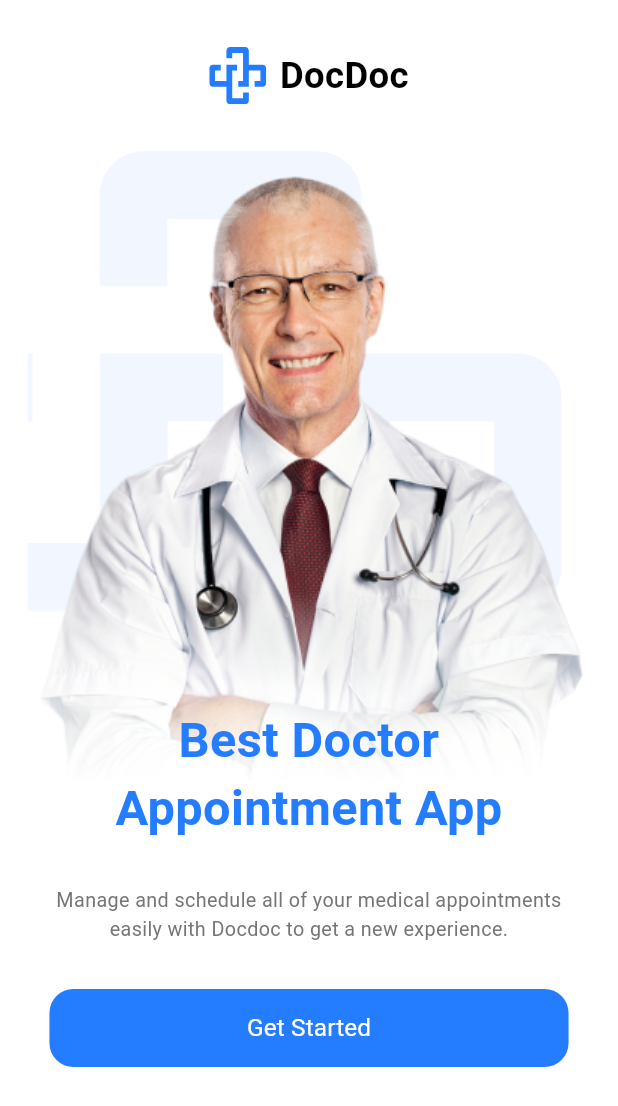
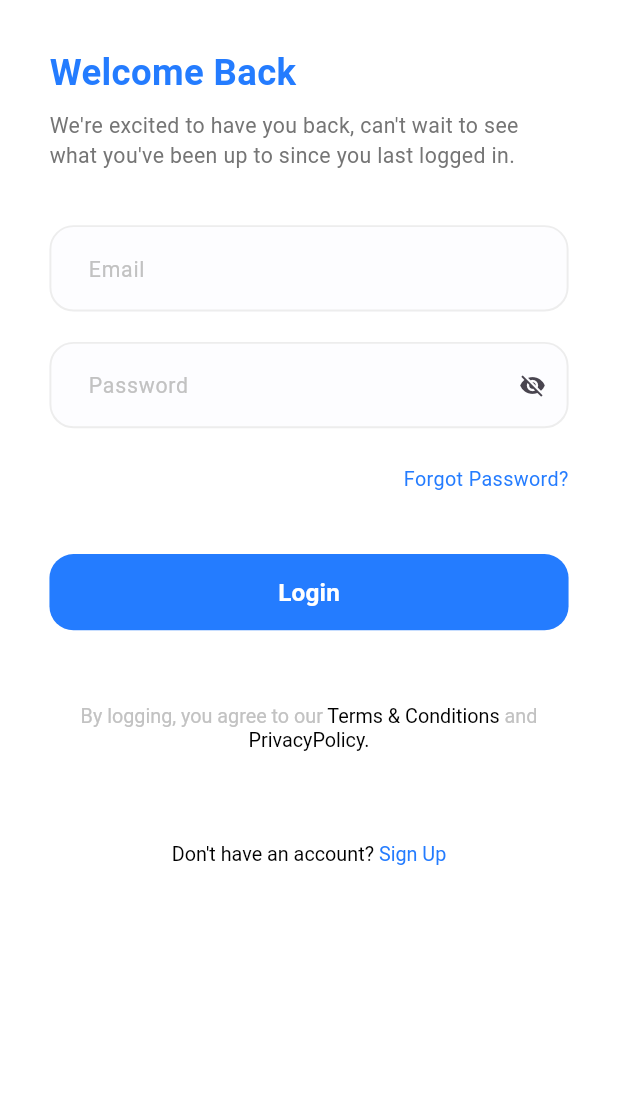
Before and after one commit to MohammedHamza5/your_doctor, a Flutter app: the screen it shows after launch, on a phone screen of 412 x 824 dp. Shown: the top 1106 px of the screen. Run offline on Flutter 3.47's test engine with Material 3 defaults, Android fonts, the phone set to English and light mode, and no system bars; our stand-ins replace flutter_screenutil, flutter_svg.

Commit message:
- added some color & textStyles - added fontWightGeneralClass - finished LoginScreen Design

```diff
--- /dev/null
+++ b/lib/core/helpers/font_weight_helper/font_weight_helper.dart
@@ -0,0 +1,11 @@
+import 'package:flutter/material.dart';
+
+class FontWeightHelper {
+  static const FontWeight light = FontWeight.w300; // "light"
+  static const FontWeight normal = FontWeight.w400; // "normal"
+  static const FontWeight medium = FontWeight.w500; // "medium"
+  static const FontWeight semiBold = FontWeight.w600; // "semiBold"
+  static const FontWeight bold = FontWeight.w700; // "bold"
+  static const FontWeight extraBold = FontWeight.w800; // "extraBold"
+  static const FontWeight black = FontWeight.w900; // "black"
+}
--- a/lib/core/theming/colors.dart
+++ b/lib/core/theming/colors.dart
@@ -3,5 +3,8 @@ import 'package:flutter/material.dart';
 class ColorsApp {
   static const Color mainBlue = Color(0xFF247CFF);
   static const Color gray = Color(0xFF757575);
-
+  static const Color lighterGray = Color(0xFFEDEDED);
+  static const Color lightGray = Color(0xFFC2C2C2);
+  static const Color darkBlue = Color(0xFF242424);
+  static const Color morelighteGray = Color(0xFFFDFDFF);
 }
--- a/lib/core/theming/styles.dart
+++ b/lib/core/theming/styles.dart
@@ -1,28 +1,77 @@
 import 'package:flutter/material.dart';
 import 'package:flutter_screenutil/flutter_screenutil.dart';
+import 'package:your_doctor_3/core/helpers/font_weight_helper/font_weight_helper.dart';
 import 'colors.dart';
 
 class TextStyles {
-  static TextStyle font24Black700Weight = TextStyle(
+  // نصوص سوداء بحجم 24
+  static TextStyle font24BlackBold = TextStyle(
     fontSize: 24.sp,
-    fontWeight: FontWeight.w700,
+    fontWeight: FontWeightHelper.bold,
     color: Colors.black,
   );
+
+  // نصوص زرقاء بحجم 32
   static TextStyle font32BlueBold = TextStyle(
     fontSize: 32.sp,
-    fontWeight: FontWeight.bold,
+    fontWeight: FontWeightHelper.bold,
     color: ColorsApp.mainBlue,
   );
 
-  static TextStyle font13GrayLageral = TextStyle(
-    fontSize: 13.sp,
-    fontWeight: FontWeight.normal,
+  // نصوص رمادية بحجم 14
+  static TextStyle font14GrayNormal = TextStyle(
+    fontSize: 14.sp,
+    fontWeight: FontWeightHelper.normal,
     color: ColorsApp.gray,
   );
 
-  static TextStyle font16WhiteSemiBold = TextStyle(
+  // نصوص بيضاء بحجم 16
+  static TextStyle font16WhiteNormal = TextStyle(
     fontSize: 16.sp,
-    fontWeight: FontWeight.normal,
+    fontWeight: FontWeightHelper.normal,
     color: Colors.white,
   );
+
+  static TextStyle font16WhitesemiBold = TextStyle(
+    fontSize: 16.sp,
+    fontWeight: FontWeightHelper.semiBold,
+    color: Colors.white,
+  );
+
+  // نصوص زرقاء بحجم 24
+  static TextStyle font24BlueBold = TextStyle(
+    fontSize: 24.sp,
+    fontWeight: FontWeightHelper.bold,
+    color: ColorsApp.mainBlue,
+  );
+
+  static TextStyle font14lightGrayNormal = TextStyle(
+    fontSize: 14.sp,
+    fontWeight: FontWeightHelper.normal,
+    color: ColorsApp.lightGray,
+  );
+
+  static TextStyle font14darkBlueMedium = TextStyle(
+    fontSize: 14.sp,
+    fontWeight: FontWeightHelper.medium,
+    color: ColorsApp.darkBlue,
+  );
+
+  static TextStyle font13BlueNormal = TextStyle(
+    fontSize: 13.sp,
+    fontWeight: FontWeightHelper.normal,
+    color: ColorsApp.mainBlue,
+  );
+
+  static TextStyle font13GrayNormal = TextStyle(
+    fontSize: 13.sp,
+    fontWeight: FontWeightHelper.normal,
+    color: ColorsApp.lightGray,
+  );
+
+  static TextStyle font13blackNormal = TextStyle(
+    fontSize: 13.sp,
+    fontWeight: FontWeightHelper.normal,
+    color: Colors.black,
+  );
 }
--- /dev/null
+++ b/lib/core/widgets/app_button.dart
@@ -0,0 +1,70 @@
+import 'package:flutter/material.dart';
+import 'package:flutter_screenutil/flutter_screenutil.dart';
+import 'package:your_doctor_3/core/theming/colors.dart';
+
+class AppButton extends StatelessWidget {
+  final String text; // النص
+  final TextStyle? textStyle; // تنسيق النص
+  final VoidCallback onPressed; // وظيفة الضغط
+  final Color? backgroundColor; // لون الخلفية
+  final Color? textColor; // لون النص
+  final Color? splashColor; // لون تأثير الضغط
+  final double? width; // عرض الزر
+  final double? height; // ارتفاع الزر
+  final double? horizontalPadding; // المسافة الداخلية الأفقية
+  final double? verticalPadding; // المسافة الداخلية الرأسية
+  final BorderRadiusGeometry? borderRadius; // انحناء الزر
+  final IconData? icon; // الأيقونة
+  final double? iconSize; // حجم الأيقونة
+  final Color? iconColor; // لون الأيقونة
+
+  const AppButton({
+    super.key,
+    required this.text,
+    this.textStyle,
+    required this.onPressed,
+    this.backgroundColor,
+    this.textColor,
+    this.splashColor,
+    this.width,
+    this.height,
+    this.horizontalPadding,
+    this.verticalPadding,
+    this.borderRadius,
+    this.icon,
+    this.iconSize,
+    this.iconColor,
+  });
+
+  @override
+  Widget build(BuildContext context) {
+    return TextButton(
+      onPressed: onPressed,
+      style: ButtonStyle(
+        backgroundColor:
+            WidgetStateProperty.all(backgroundColor ?? ColorsApp.mainBlue),
+        padding: WidgetStateProperty.all(
+          EdgeInsets.symmetric(
+            horizontal: horizontalPadding?.w ?? 12.w,
+            vertical: verticalPadding?.h ?? 14.h,
+          ),
+        ),
+        shape: WidgetStateProperty.all(
+          RoundedRectangleBorder(
+            borderRadius: borderRadius ?? BorderRadius.circular(16),
+          ),
+        ),
+        fixedSize: WidgetStateProperty.all(
+          Size(
+            width?.w ?? double.maxFinite,
+            height?.h ?? 50.h,
+          ),
+        ),
+      ),
+      child: Text(
+        text,
+        style: textStyle,
+      ),
+    );
+  }
+}
--- /dev/null
+++ b/lib/core/widgets/app_text_form_field.dart
@@ -0,0 +1,62 @@
+import 'package:flutter/material.dart';
+import 'package:flutter_screenutil/flutter_screenutil.dart';
+import 'package:your_doctor_3/core/theming/styles.dart';
+import '../theming/colors.dart';
+
+class AppTextFormField extends StatelessWidget {
+  final EdgeInsetsGeometry? contentPadding;
+  final InputBorder? focusedBorder;
+  final InputBorder? enabledBorder;
+  final TextStyle? inputTextStyle;
+  final TextStyle? hintStyle;
+  final String hintText;
+  final bool? isObscureText;
+  final Widget? suffixIcon;
+  final Color? backgroundColor;
+
+  const AppTextFormField(
+      {super.key,
+      this.contentPadding,
+      this.focusedBorder,
+      this.enabledBorder,
+      this.inputTextStyle,
+      this.hintStyle,
+      required this.hintText,
+      this.isObscureText,
+      this.suffixIcon,
+      this.backgroundColor});
+
+  @override
+  Widget build(BuildContext context) {
+    return TextFormField(
+      decoration: InputDecoration(
+        isDense: true,
+        contentPadding: contentPadding ??
+            EdgeInsets.symmetric(horizontal: 20.w, vertical: 18.h),
+        focusedBorder: focusedBorder ??
+            OutlineInputBorder(
+              borderSide: const BorderSide(
+                color: ColorsApp.mainBlue,
+                width: 1.3,
+              ),
+              borderRadius: BorderRadius.circular(16.0),
+            ),
+        enabledBorder: enabledBorder ??
+            OutlineInputBorder(
+              borderSide: const BorderSide(
+                color: ColorsApp.lighterGray,
+                width: 1.3,
+              ),
+              borderRadius: BorderRadius.circular(16.0),
+            ),
+        hintStyle: hintStyle ?? TextStyles.font14lightGrayNormal,
+        hintText: hintText,
+        suffixIcon: suffixIcon,
+        filled: true,
+        fillColor: backgroundColor ?? ColorsApp.morelighteGray,
+      ),
+      obscureText: isObscureText ?? false,
+      style: TextStyles.font14darkBlueMedium,
+    );
+  }
+}
--- a/lib/doc_app.dart
+++ b/lib/doc_app.dart
@@ -1,5 +1,6 @@
 import 'package:flutter/material.dart';
 import 'package:flutter_screenutil/flutter_screenutil.dart';
+import 'package:your_doctor_3/features/home/ui/screens/login/login_screen.dart';
 import 'package:your_doctor_3/features/home/ui/screens/onboarding/onboarding_screen.dart';
 
 import 'core/theming/colors.dart';
@@ -13,7 +14,7 @@ class DocApp extends StatelessWidget {
       designSize: const Size(375, 812),
       minTextAdapt: true,
       splitScreenMode: true,
-      builder: (_ , child) {
+      builder: (_, child) {
         return MaterialApp(
           theme: ThemeData(
             primaryColor: ColorsApp.mainBlue,
@@ -24,7 +25,7 @@ class DocApp extends StatelessWidget {
           home: child,
         );
       },
-      child: OnboardingScreen(),
+      child: LoginScreen(),
     );
   }
 }
--- /dev/null
+++ b/lib/features/home/ui/screens/login/login_screen.dart
@@ -0,0 +1,136 @@
+import 'package:flutter/material.dart';
+import 'package:flutter_screenutil/flutter_screenutil.dart';
+import 'package:your_doctor_3/core/theming/styles.dart';
+import 'package:your_doctor_3/core/widgets/app_button.dart';
+import 'package:your_doctor_3/core/widgets/app_text_form_field.dart';
+
+class LoginScreen extends StatefulWidget {
+  const LoginScreen({super.key});
+
+  @override
+  State<LoginScreen> createState() => _LoginScreenState();
+}
+
+class _LoginScreenState extends State<LoginScreen> {
+  final formKey = GlobalKey<FormState>();
+  bool isObscureTextField = true;
+
+  @override
+  Widget build(BuildContext context) {
+    return Scaffold(
+      body: SafeArea(
+        child: Padding(
+          padding: EdgeInsets.symmetric(horizontal: 30.w, vertical: 30.h),
+          child: SingleChildScrollView(
+            child: Column(
+              crossAxisAlignment: CrossAxisAlignment.start,
+              children: [
+                Text(
+                  'Welcome Back',
+                  style: TextStyles.font24BlueBold,
+                ),
+                SizedBox(
+                  height: 8.h,
+                ),
+                Text(
+                  'We\'re excited to have you back, can\'t wait to see what you\'ve been up to since you last logged in.',
+                  style: TextStyles.font14GrayNormal,
+                ),
+                SizedBox(height: 36.h),
+                Form(
+                  key: formKey,
+                  child: Column(
+                    children: [
+                      AppTextFormField(
+                        hintText: "Email",
+                      ),
+                      SizedBox(
+                        height: 20.h,
+                      ),
+                      AppTextFormField(
+                        hintText: "Password",
+                        isObscureText: isObscureTextField,
+                        suffixIcon: GestureDetector(
+                          onTap: () {
+                            setState(() {
+                              isObscureTextField = !isObscureTextField;
+                            });
+                          },
+                          child: Icon(isObscureTextField
+                              ? Icons.visibility_off
+                              : Icons.visibility),
+                        ),
+                      ),
+                      SizedBox(
+                        height: 24.h,
+                      ),
+                      Align(
+                        alignment: AlignmentDirectional.centerEnd,
+                        child: Text(
+                          'Forgot Password?',
+                          style: TextStyles.font13BlueNormal,
+                        ),
+                      ),
+                      SizedBox(
+                        height: 40.h,
+                      ),
+                      AppButton(
+                        onPressed: () {},
+                        text: 'Login',
+                        textStyle: TextStyles.font16WhitesemiBold,
+                      ),
+                      SizedBox(
+                        height: 45.h,
+                      ),
+                      RichText(
+                        textAlign: TextAlign.center,
+                        text: TextSpan(
+                          children: [
+                            TextSpan(
+                              text: 'By logging, you agree to our ',
+                              style: TextStyles.font13GrayNormal,
+                            ),
+                            TextSpan(
+                              text: 'Terms & Conditions ',
+                              style: TextStyles.font13blackNormal,
+                            ),
+                            TextSpan(
+                              text: 'and ',
+                              style: TextStyles.font13GrayNormal
+                                  .copyWith(height: 1.5),
+                            ),
+                            TextSpan(
+                              text: 'PrivacyPolicy.',
+                              style: TextStyles.font13blackNormal,
+                            ),
+                          ],
+                        ),
+                      ),
+                      SizedBox(
+                        height: 60.h,
+                      ),
+                      RichText(
+                        text: TextSpan(
+                          children: [
+                            TextSpan(
+                              text: 'Don\'t have an account? ',
+                              style: TextStyles.font13blackNormal,
+                            ),
+                            TextSpan(
+                              text: 'Sign Up',
+                              style: TextStyles.font13BlueNormal,
+                            ),
+                          ],
+                        ),
+                      ),
+                    ],
+                  ),
+                ),
+              ],
+            ),
+          ),
+        ),
+      ),
+    );
+  }
+}
--- a/lib/features/home/ui/screens/onboarding/onboarding_screen.dart
+++ b/lib/features/home/ui/screens/onboarding/onboarding_screen.dart
@@ -10,26 +10,30 @@ class OnboardingScreen extends StatelessWidget {
 
   @override
   Widget build(BuildContext context) {
-    return  Scaffold(
+    return Scaffold(
       body: SafeArea(
         child: SingleChildScrollView(
           child: Padding(
-            padding:  EdgeInsets.only(top: 30.h , bottom: 30.h),
+            padding: EdgeInsets.only(top: 30.h, bottom: 30.h),
             child: Column(
               children: [
-               const DocLogoAndName(),
-                SizedBox(height: 30.h,),
+                const DocLogoAndName(),
+                SizedBox(
+                  height: 30.h,
+                ),
                 const DocImageAndText(),
                 Padding(
-                  padding:  EdgeInsets.symmetric(horizontal: 30.w),
+                  padding: EdgeInsets.symmetric(horizontal: 30.w),
                   child: Column(
                     children: [
                       Text(
-                          'Manage and schedule all of your medical appointments easily with Docdoc to get a new experience.'
-                      ,style: TextStyles.font13GrayLageral,
+                        'Manage and schedule all of your medical appointments easily with Docdoc to get a new experience.',
+                        style: TextStyles.font14GrayNormal,
                         textAlign: TextAlign.center,
                       ),
-                      SizedBox(height: 30.h,),
+                      SizedBox(
+                        height: 30.h,
+                      ),
                       const GetStartButton(),
                     ],
                   ),
--- a/lib/features/home/ui/screens/onboarding/widgets/doc_logo_and_name.dart
+++ b/lib/features/home/ui/screens/onboarding/widgets/doc_logo_and_name.dart
@@ -14,7 +14,7 @@ class DocLogoAndName extends StatelessWidget {
         SizedBox(width: 8),
         Text(
           'DocDoc',
-          style: TextStyles.font24Black700Weight,
+          style: TextStyles.font24BlackBold,
         ),
       ],
     );
--- a/lib/features/home/ui/screens/onboarding/widgets/get_start_button.dart
+++ b/lib/features/home/ui/screens/onboarding/widgets/get_start_button.dart
@@ -8,23 +8,23 @@ class GetStartButton extends StatelessWidget {
   @override
   Widget build(BuildContext context) {
     return TextButton(
-        onPressed: (){
-
-        },
+      onPressed: () {},
       style: ButtonStyle(
-        backgroundColor: MaterialStateProperty.all( ColorsApp.mainBlue),
+        backgroundColor: WidgetStateProperty.all(ColorsApp.mainBlue),
         tapTargetSize: MaterialTapTargetSize.shrinkWrap,
-        minimumSize: MaterialStateProperty.all(const Size(double.infinity , 52),),
-      shape: MaterialStateProperty.all(
-        RoundedRectangleBorder(
-          borderRadius: BorderRadius.circular(16),
+        minimumSize: WidgetStateProperty.all(
+          const Size(double.infinity, 52),
+        ),
+        shape: WidgetStateProperty.all(
+          RoundedRectangleBorder(
+            borderRadius: BorderRadius.circular(16),
+          ),
         ),
       ),
+      child: Text(
+        'Get Started',
+        style: TextStyles.font16WhiteNormal,
       ),
-        child: Text(
-          'Get Started',
-          style: TextStyles.font16WhiteSemiBold,
-        ),
     );
   }
 }
```
Also changed, not shown: lib/main.dart (line endings or trailing spaces).
